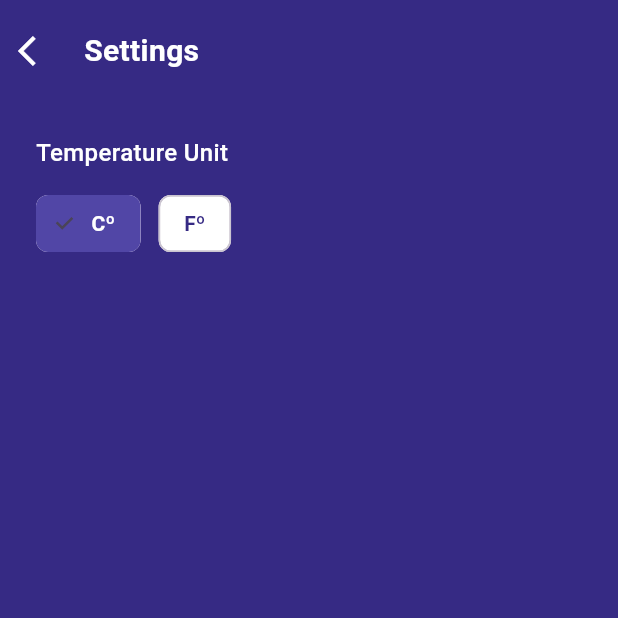
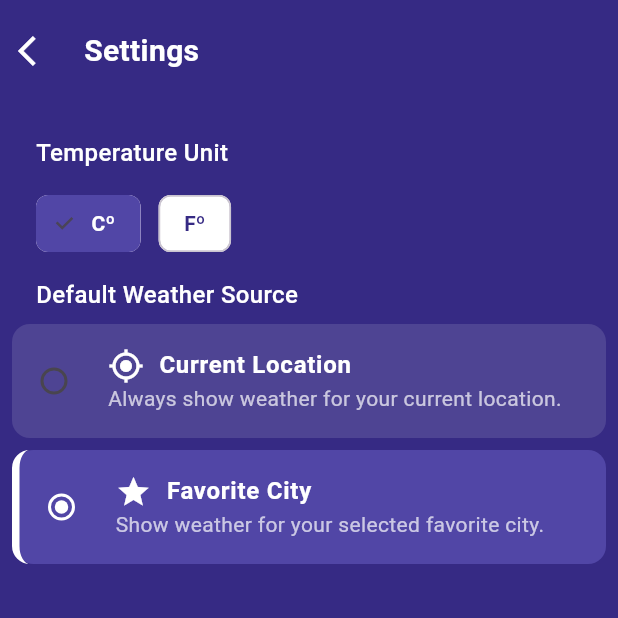
Before and after one commit to diogoguerra03/weather_app, a Flutter app: the screen it shows after launch, tab 2 chosen, after a tap on the "settings" icon, on a phone screen of 412 x 824 dp, the top half of it. Run offline on Flutter 3.47's test engine with Material 3 defaults, Android fonts, the phone set to English and light mode, and no system bars; our stand-ins replace flutter_dotenv, geolocator, shared_preferences; network calls fail.

Commit message:
feat: getStartupCity with user prefs CurrentLoc/FavCity

```diff
--- a/lib/main.dart
+++ b/lib/main.dart
@@ -6,13 +6,12 @@ import 'providers/weather_provider.dart';
 import 'screens/weather_screen.dart';
 import 'screens/cities_screen.dart';
 import 'widgets/bottom_nav.dart';
-
-import 'utils/preferences.dart';
+import 'utils/startup_helper.dart';
 
 void main() async {
   WidgetsFlutterBinding.ensureInitialized();
   await dotenv.load(fileName: ".env");
-  final defaultId = await Preferences.getDefaultCity() ?? 2267094;
+  final defaultId = await StartupHelper.getStartupCityId();
 
   runApp(MyApp(defaultId: defaultId));
 }
--- a/lib/providers/weather_provider.dart
+++ b/lib/providers/weather_provider.dart
@@ -2,6 +2,7 @@ import 'package:flutter/material.dart';
 import '../utils/preferences.dart';
 import '../models/weather.dart';
 import '../services/weather_service.dart';
+import '../utils/location_helper.dart';
 
 class WeatherProvider with ChangeNotifier {
   final WeatherService _weatherService = WeatherService();
@@ -13,14 +14,18 @@ class WeatherProvider with ChangeNotifier {
   bool _useFahrenheit = false;
   bool get useFahrenheit => _useFahrenheit;
 
-  // Constructor to initialize the provider and load the unit preference
+  bool _useCurrentLocation = false;
+  bool get useCurrentLocation => _useCurrentLocation;
+
+  // Constructor to initialize the provider and load the unit and location preferences
   WeatherProvider() {
-    _loadUnitPreference();
+    _loadPreferences();
   }
 
-  // Load the unit preference from Preferences
-  Future<void> _loadUnitPreference() async {
+  // Load the unit and location preferences from Preferences
+  Future<void> _loadPreferences() async {
     _useFahrenheit = await Preferences.getUseFahrenheit();
+    _useCurrentLocation = await Preferences.getUseCurrentLocation();
     notifyListeners();
   }
 
@@ -41,6 +46,43 @@ class WeatherProvider with ChangeNotifier {
     _useFahrenheit = fahrenheit;
     _saveUnitPreference();
     notifyListeners();
+  }
+
+  Future<void> setUseCurrentLocation(
+    bool value, {
+    BuildContext? context,
+  }) async {
+    _useCurrentLocation = value;
+    await Preferences.setUseCurrentLocation(value);
+    notifyListeners();
+    if (value) {
+      try {
+        final pos = await LocationHelper.getCurrentPosition();
+        final weather = await _weatherService.fetchWeatherByCoords(
+          pos.latitude,
+          pos.longitude,
+        );
+        await Preferences.setDefaultCity(weather.cityId);
+        await loadWeather(weather.cityId);
+        if (context != null && context.mounted) {
+          ScaffoldMessenger.of(context).showSnackBar(
+            SnackBar(
+              content: Text('Current location set successfully!'),
+              backgroundColor: Colors.green,
+            ),
+          );
+        }
+      } catch (e) {
+        if (context != null && context.mounted) {
+          ScaffoldMessenger.of(context).showSnackBar(
+            SnackBar(
+              content: Text('Failed to get current location: ${e.toString()}'),
+              backgroundColor: Colors.red,
+            ),
+          );
+        }
+      }
+    }
   }
 
   Weather? get weather => _weather;
--- a/lib/screens/settings_screen.dart
+++ b/lib/screens/settings_screen.dart
@@ -89,6 +89,115 @@ class SettingsScreen extends StatelessWidget {
                 ],
               ),
             ),
+            Padding(
+              padding: const EdgeInsets.symmetric(horizontal: 24.0),
+              child: Text(
+                'Default Weather Source',
+                style: TextStyle(
+                  color: Colors.white,
+                  fontSize: 16,
+                  fontWeight: FontWeight.w500,
+                ),
+              ),
+            ),
+            Padding(
+              padding: const EdgeInsets.symmetric(horizontal: 8.0, vertical: 8),
+              child: Column(
+                children: [
+                  Container(
+                    decoration: BoxDecoration(
+                      color: prov.useCurrentLocation
+                          ? const Color(0xFF5146A6)
+                          : Colors.white12,
+                      borderRadius: BorderRadius.circular(12),
+                      border: prov.useCurrentLocation
+                          ? Border(
+                              left: BorderSide(color: Colors.white, width: 5),
+                            )
+                          : null,
+                    ),
+                    child: RadioListTile<bool>(
+                      value: true,
+                      groupValue: prov.useCurrentLocation,
+                      onChanged: (v) =>
+                          prov.setUseCurrentLocation(true, context: context),
+                      activeColor: Colors.white,
+                      tileColor: Colors.transparent,
+                      shape: RoundedRectangleBorder(
+                        borderRadius: BorderRadius.circular(12),
+                      ),
+                      contentPadding: const EdgeInsets.symmetric(
+                        horizontal: 8,
+                        vertical: 2,
+                      ),
+                      title: Row(
+                        children: [
+                          Icon(Icons.my_location, color: Colors.white),
+                          SizedBox(width: 10),
+                          Text(
+                            'Current Location',
+                            style: TextStyle(
+                              color: Colors.white,
+                              fontWeight: FontWeight.bold,
+                            ),
+                          ),
+                        ],
+                      ),
+                      subtitle: Text(
+                        'Always show weather for your current location.',
+                        style: TextStyle(color: Colors.white70),
+                      ),
+                    ),
+                  ),
+                  SizedBox(height: 8),
+                  Container(
+                    decoration: BoxDecoration(
+                      color: !prov.useCurrentLocation
+                          ? const Color(0xFF5146A6)
+                          : Colors.white12,
+                      borderRadius: BorderRadius.circular(12),
+                      border: !prov.useCurrentLocation
+                          ? Border(
+                              left: BorderSide(color: Colors.white, width: 5),
+                            )
+                          : null,
+                    ),
+                    child: RadioListTile<bool>(
+                      value: false,
+                      groupValue: prov.useCurrentLocation,
+                      onChanged: (v) =>
+                          prov.setUseCurrentLocation(false, context: context),
+                      activeColor: Colors.white,
+                      tileColor: Colors.transparent,
+                      shape: RoundedRectangleBorder(
+                        borderRadius: BorderRadius.circular(12),
+                      ),
+                      contentPadding: const EdgeInsets.symmetric(
+                        horizontal: 8,
+                        vertical: 2,
+                      ),
+                      title: Row(
+                        children: [
+                          Icon(Icons.star, color: Colors.white),
+                          SizedBox(width: 10),
+                          Text(
+                            'Favorite City',
+                            style: TextStyle(
+                              color: Colors.white,
+                              fontWeight: FontWeight.bold,
+                            ),
+                          ),
+                        ],
+                      ),
+                      subtitle: Text(
+                        'Show weather for your selected favorite city.',
+                        style: TextStyle(color: Colors.white70),
+                      ),
+                    ),
+                  ),
+                ],
+              ),
+            ),
           ],
         ),
       ),
--- a/lib/screens/weather_screen.dart
+++ b/lib/screens/weather_screen.dart
@@ -1,6 +1,4 @@
 import 'package:flutter/material.dart';
-import 'package:provider/provider.dart';
-import '../providers/weather_provider.dart';
 import '../widgets/clock_widget.dart';
 import '../widgets/weather_display.dart';
 import '../widgets/hourly_forecast.dart';
@@ -12,8 +10,6 @@ class WeatherScreen extends StatelessWidget {
 
   @override
   Widget build(BuildContext context) {
-    final prov = Provider.of<WeatherProvider>(context);
-
     return Scaffold(
       backgroundColor: const Color(0xFF362A84),
       body: DefaultTabController(
--- a/lib/utils/preferences.dart
+++ b/lib/utils/preferences.dart
@@ -3,6 +3,7 @@ import 'package:shared_preferences/shared_preferences.dart';
 class Preferences {
   static const _keyDefaultCity = 'defaultCity';
   static const _keyUseFahrenheit = 'useFahrenheit';
+  static const _keyUseCurrentLocation = 'useCurrentLocation';
 
   static Future<void> setDefaultCity(int id) async {
     final prefs = await SharedPreferences.getInstance();
@@ -23,4 +24,14 @@ class Preferences {
     final prefs = await SharedPreferences.getInstance();
     return prefs.getBool(_keyUseFahrenheit) ?? false;
   }
+
+  static Future<void> setUseCurrentLocation(bool value) async {
+    final prefs = await SharedPreferences.getInstance();
+    await prefs.setBool(_keyUseCurrentLocation, value);
+  }
+
+  static Future<bool> getUseCurrentLocation() async {
+    final prefs = await SharedPreferences.getInstance();
+    return prefs.getBool(_keyUseCurrentLocation) ?? false;
+  }
 }
--- /dev/null
+++ b/lib/utils/startup_helper.dart
@@ -0,0 +1,26 @@
+import 'package:geolocator/geolocator.dart';
+import '../services/weather_service.dart';
+import '../utils/preferences.dart';
+
+class StartupHelper {
+  static Future<int> getStartupCityId() async {
+    final useCurrentLocation = await Preferences.getUseCurrentLocation();
+    if (useCurrentLocation) {
+      try {
+        final pos = await Geolocator.getCurrentPosition();
+        final weather = await WeatherService().fetchWeatherByCoords(
+          pos.latitude,
+          pos.longitude,
+        );
+        await Preferences.setDefaultCity(weather.cityId);
+        return weather.cityId;
+      } catch (e) {
+        // fallback para última cidade favorita se der erro
+        final fallback = await Preferences.getDefaultCity() ?? 2267094;
+        return fallback;
+      }
+    } else {
+      return await Preferences.getDefaultCity() ?? 2267094;
+    }
+  }
+}
```
